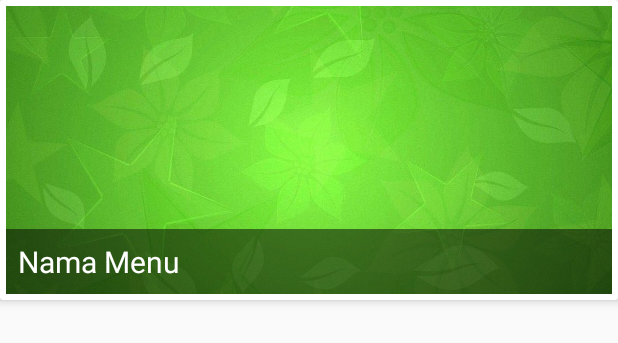
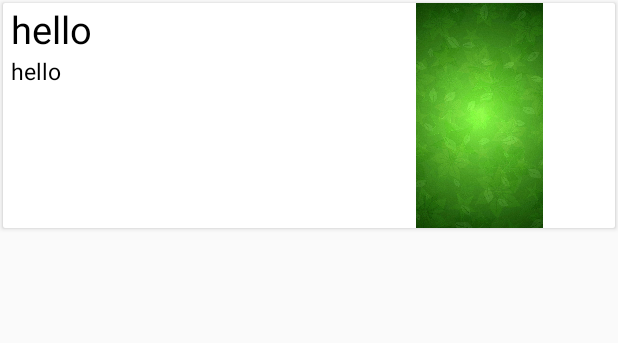
Before and after one commit to chpradeep/EatIt-master, an Android app: the layout menu_item.xml on its own in the app's theme, with its tools: preview values and no code run, on a phone screen of 412 x 824 dp. Shown: the top 343 px of the screen. Run offline under Robolectric (Android 15) with nearby library versions, the phone set to English and light mode, and no system bars.

```diff
--- a/app/src/main/java/com/proyek/rahmanjai/eatit/MainActivity.java
+++ b/app/src/main/java/com/proyek/rahmanjai/eatit/MainActivity.java
@@ -20,6 +20,7 @@ public class MainActivity extends AppCompatActivity {
     @Override
     protected void onCreate(Bundle savedInstanceState) {
         super.onCreate(savedInstanceState);
+        TypefaceUtil.overrideFont(getApplicationContext(), "SERIF", "fonts/Roboto-Regular.TTF"); // font from assets: "assets/fonts/Roboto-Regular.ttf
         setContentView(R.layout.activity_main);
 
         btnSignIn =  findViewById(R.id.btnSignIn);
--- a/app/src/main/java/com/proyek/rahmanjai/eatit/ViewHolder/MenuViewHolder.java
+++ b/app/src/main/java/com/proyek/rahmanjai/eatit/ViewHolder/MenuViewHolder.java
@@ -15,7 +15,7 @@ import com.proyek.rahmanjai.eatit.R;
 
 public class MenuViewHolder extends RecyclerView.ViewHolder implements View.OnClickListener{
 
-    public TextView txtMenuName;
+    public TextView txtMenuName,itemCnt;
     public ImageView imageView;
 
     private ItemClickListener itemClickListener;
@@ -25,6 +25,7 @@ public class MenuViewHolder extends RecyclerView.ViewHolder implements View.OnCl
 
         txtMenuName = itemView.findViewById(R.id.menu_name);
         imageView = itemView.findViewById(R.id.menu_image);
+        itemCnt = itemView.findViewById(R.id.itemCnt);
 
         itemView.setOnClickListener(this);
     }
--- a/app/src/main/res/layout/app_bar_home.xml
+++ b/app/src/main/res/layout/app_bar_home.xml
@@ -4,7 +4,6 @@
     xmlns:tools="http://schemas.android.com/tools"
     android:layout_width="match_parent"
     android:layout_height="match_parent"
-    android:background="@drawable/wbg"
     tools:context="com.proyek.rahmanjai.eatit.Home">
 
     <android.support.design.widget.AppBarLayout
--- a/app/src/main/res/layout/menu_item.xml
+++ b/app/src/main/res/layout/menu_item.xml
@@ -1,37 +1,54 @@
 <?xml version="1.0" encoding="utf-8"?>
-<android.support.v7.widget.CardView xmlns:android="http://schemas.android.com/apk/res/android"
+<android.support.v7.widget.CardView
+    xmlns:android="http://schemas.android.com/apk/res/android"
     xmlns:app="http://schemas.android.com/apk/res-auto"
     android:layout_width="match_parent"
-    android:layout_height="200dp"
-    app:cardElevation="4dp"
+    android:layout_height="wrap_content"
+    android:layout_margin="2dp"
+    app:cardElevation="2dp"
     >
 
-    <RelativeLayout
-        android:layout_width="match_parent"
-        android:layout_height="match_parent"
-        android:padding="4dp"
-        >
+    <LinearLayout xmlns:android="http://schemas.android.com/apk/res/android"
+        android:orientation="horizontal"
+        android:layout_width="fill_parent"
+        android:layout_height="fill_parent"
+        android:background="#FFFFFF">
+
+        <LinearLayout
+            android:layout_width="wrap_content"
+            android:layout_height="wrap_content"
+            android:orientation="vertical"
+            android:layout_weight="0.9">
+
+            <TextView android:id="@+id/menu_name"
+                android:text="hello"
+                android:paddingLeft="5dp"
+                android:textSize="25dp"
+                android:textColor="#000000"
+                android:textStyle="normal"
+                android:layout_width="fill_parent"
+                android:layout_height="wrap_content"/>
+
+            <TextView android:id="@+id/itemCnt"
+                android:text="hello"
+                android:paddingLeft="5dp"
+                android:textSize="15dp"
+                android:textColor="#000000"
+                android:textStyle="normal"
+                android:layout_width="fill_parent"
+                android:layout_height="wrap_content"/>
+
+        </LinearLayout>
 
         <ImageView
             android:id="@+id/menu_image"
-            android:scaleType="centerCrop"
+            android:layout_width="150dp"
+            android:layout_height="150dp"
+            android:layout_gravity="right"
+            android:layout_marginRight="5dp"
             android:src="@drawable/my_bg"
-            android:layout_width="match_parent"
-            android:layout_height="match_parent" />
+            android:layout_weight="0.1"/>
 
-        <TextView
-            android:id="@+id/menu_name"
-            android:text="Nama Menu"
-            android:textColor="@android:color/white"
-            android:background="#80000000"
-            android:textSize="20sp"
-            android:gravity="start"
-            android:layout_alignParentBottom="true"
-            android:padding="8dp"
-            android:layout_width="match_parent"
-            android:layout_height="wrap_content"
-            />
-
-    </RelativeLayout>
+    </LinearLayout>
 
 </android.support.v7.widget.CardView>
```
Also changed, not shown: app/src/main/java/com/proyek/rahmanjai/eatit/Cart.java (+163 -5 lines), app/src/main/java/com/proyek/rahmanjai/eatit/Home.java (+17 -2 lines), app/src/main/java/com/proyek/rahmanjai/eatit/Model/Category.java (+19 -0 lines), app/src/main/java/com/proyek/rahmanjai/eatit/TypefaceUtil.java (added, +29 -0 lines), app/src/main/res/layout/activity_cart.xml (+4 -3 lines), app/src/main/res/values/styles.xml (+7 -2 lines), app/src/main/res/drawable/wbg.jpg.
